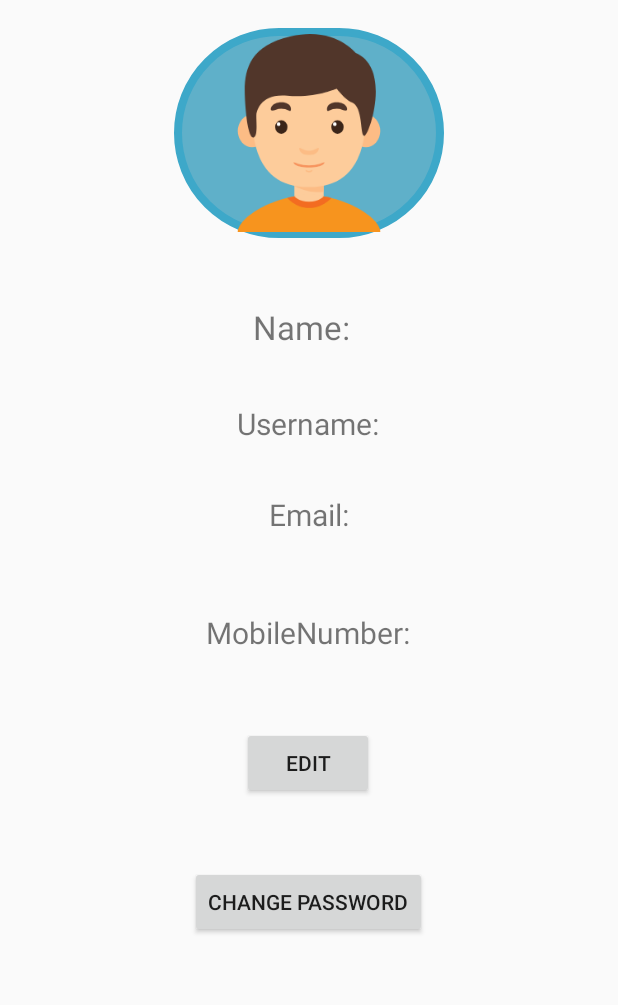
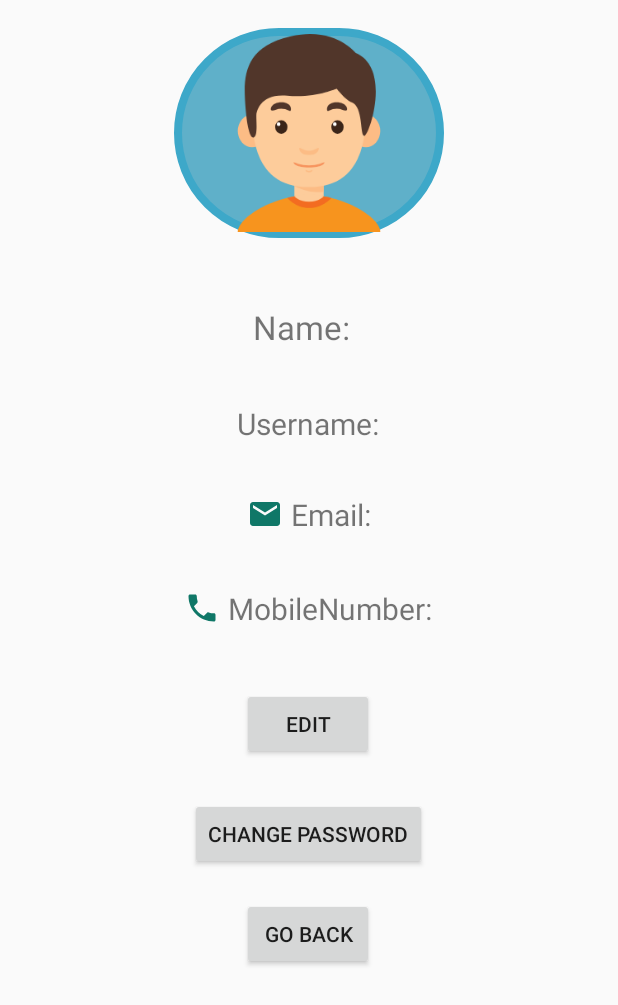
Before and after one commit to Brsrkr117/PointtoPoint, an Android app: the layout activity_user_profile_view.xml on its own in the app's theme, with its tools: preview values and no code run, on a phone screen of 412 x 824 dp. Shown: the top 1005 px of the screen. Run offline under Robolectric (Android 15) with nearby library versions, the phone set to English and light mode, and no system bars.

Commit message:
now we can change password

```diff
--- a/app/src/main/AndroidManifest.xml
+++ b/app/src/main/AndroidManifest.xml
@@ -13,7 +13,8 @@
         android:roundIcon="@mipmap/ic_launcher_round"
         android:supportsRtl="true"
         android:theme="@style/AppTheme">
-        <activity android:name=".UserProfileViewActivity"></activity>
+        <activity android:name=".ChangePasswordActivity"></activity>
+        <activity android:name=".UserProfileViewActivity" />
         <activity android:name=".RiderSecondActivity" />
         <activity android:name=".RiderLoginActivity" />
         <activity android:name=".ForgotpasswordActivity" />
--- a/app/src/main/java/com/example/pointtopoint/SignUpActivity.java
+++ b/app/src/main/java/com/example/pointtopoint/SignUpActivity.java
@@ -172,7 +172,7 @@ public class SignUpActivity extends AppCompatActivity {
                                 }
                             });
                             firebaseAuth.signOut();
-                            Toast.makeText(SignUpActivity.this, "Now Log in", Toast.LENGTH_LONG).show();
+                            Toast.makeText(SignUpActivity.this, "Now Log in", Toast.LENGTH_SHORT).show();
                             finish();
                             startActivity(new Intent(SignUpActivity.this, LoginActivity.class));
                         }else{
--- a/app/src/main/java/com/example/pointtopoint/SplashScreen.java
+++ b/app/src/main/java/com/example/pointtopoint/SplashScreen.java
@@ -12,15 +12,11 @@ public class SplashScreen extends AppCompatActivity {
     /*TextView dubstep, dabba;
     ImageView logo;*/
 
-    private static int SPLASH_SCREEN = 4000; //4 Ssecs
+    private static int SPLASH_SCREEN = 2000; //4 Ssecs
 
     @Override
     protected void onCreate(@Nullable Bundle savedInstanceState) {
         super.onCreate(savedInstanceState);
-
-        /*dubstep = findViewById(R.id.dubstepText);
-        dabba = findViewById(R.id.dabbaText);
-        logo = findViewById(R.id.logoImage);*/
 
         new Handler().postDelayed(new Runnable() {
             @Override
--- a/app/src/main/res/layout/activity_user_profile_view.xml
+++ b/app/src/main/res/layout/activity_user_profile_view.xml
@@ -51,6 +51,8 @@
         android:layout_height="wrap_content"
         android:text="Email:"
         android:textSize="20dp"
+        android:drawableLeft="@drawable/ic_email"
+        android:drawablePadding="5dp"
         app:layout_constraintBottom_toBottomOf="parent"
         app:layout_constraintEnd_toEndOf="parent"
         app:layout_constraintStart_toStartOf="parent"
@@ -63,12 +65,14 @@
         android:layout_height="wrap_content"
         android:text="MobileNumber:"
         android:textSize="20dp"
+        android:drawableLeft="@drawable/ic_phone"
+        android:drawablePadding="5dp"
         app:layout_constraintBottom_toBottomOf="parent"
         app:layout_constraintEnd_toEndOf="parent"
         app:layout_constraintHorizontal_bias="0.498"
         app:layout_constraintStart_toStartOf="parent"
         app:layout_constraintTop_toBottomOf="@+id/tvProfileEmail"
-        app:layout_constraintVertical_bias="0.117" />
+        app:layout_constraintVertical_bias="0.080" />
 
     <Button
         android:id="@+id/btnProfileUpdate"
@@ -80,7 +84,7 @@
         app:layout_constraintHorizontal_bias="0.498"
         app:layout_constraintStart_toStartOf="parent"
         app:layout_constraintTop_toBottomOf="@+id/tvMobileNumber"
-        app:layout_constraintVertical_bias="0.144" />
+        app:layout_constraintVertical_bias="0.110" />
 
     <Button
         android:id="@+id/btnChangePassword"
@@ -92,6 +96,19 @@
         app:layout_constraintHorizontal_bias="0.498"
         app:layout_constraintStart_toStartOf="parent"
         app:layout_constraintTop_toBottomOf="@+id/btnProfileUpdate"
-        app:layout_constraintVertical_bias="0.183" />
+        app:layout_constraintVertical_bias="0.095" />
+
+    <Button
+        android:id="@+id/btnback"
+        android:layout_width="wrap_content"
+        android:layout_height="wrap_content"
+        android:text="Go back"
+        app:layout_constraintBottom_toBottomOf="parent"
+        app:layout_constraintEnd_toEndOf="parent"
+        app:layout_constraintHorizontal_bias="0.498"
+        app:layout_constraintStart_toStartOf="parent"
+        app:layout_constraintTop_toBottomOf="@+id/btnChangePassword"
+        app:layout_constraintVertical_bias="0.095" />
+
 
 </androidx.constraintlayout.widget.ConstraintLayout>
```
Also changed, not shown: app/src/main/java/com/example/pointtopoint/ChangePasswordActivity.java (added, +57 -0 lines), app/src/main/java/com/example/pointtopoint/UserProfileViewActivity.java (+13 -9 lines), app/src/main/res/layout/activity_change_password.xml (added, +33 -0 lines).
